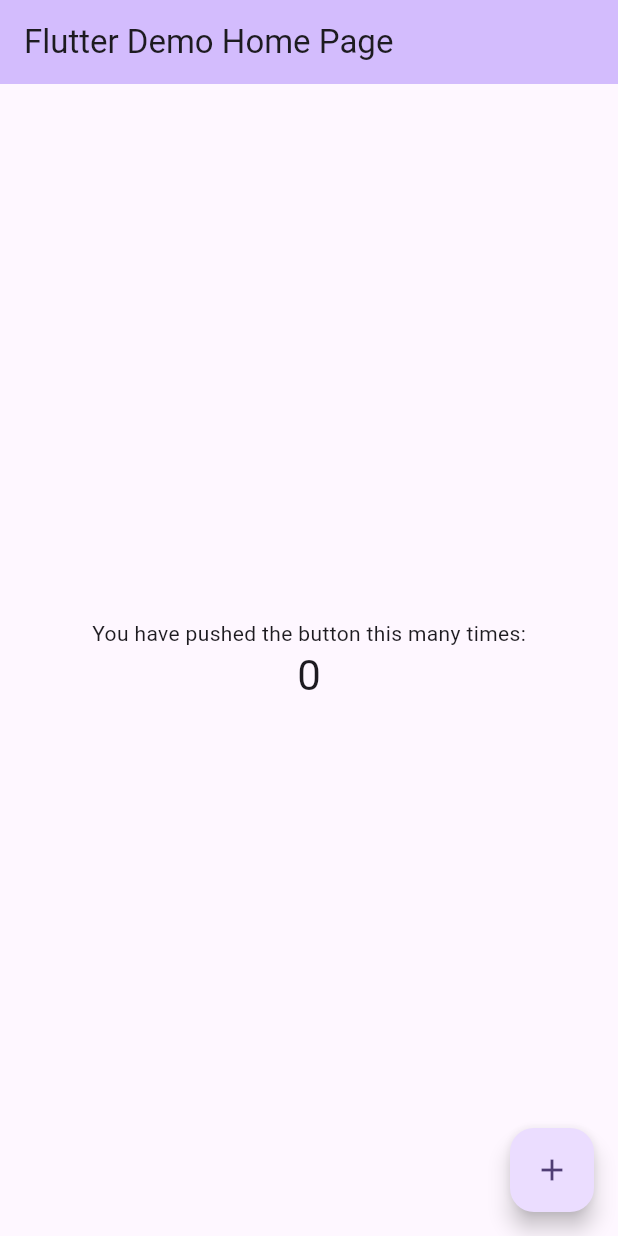
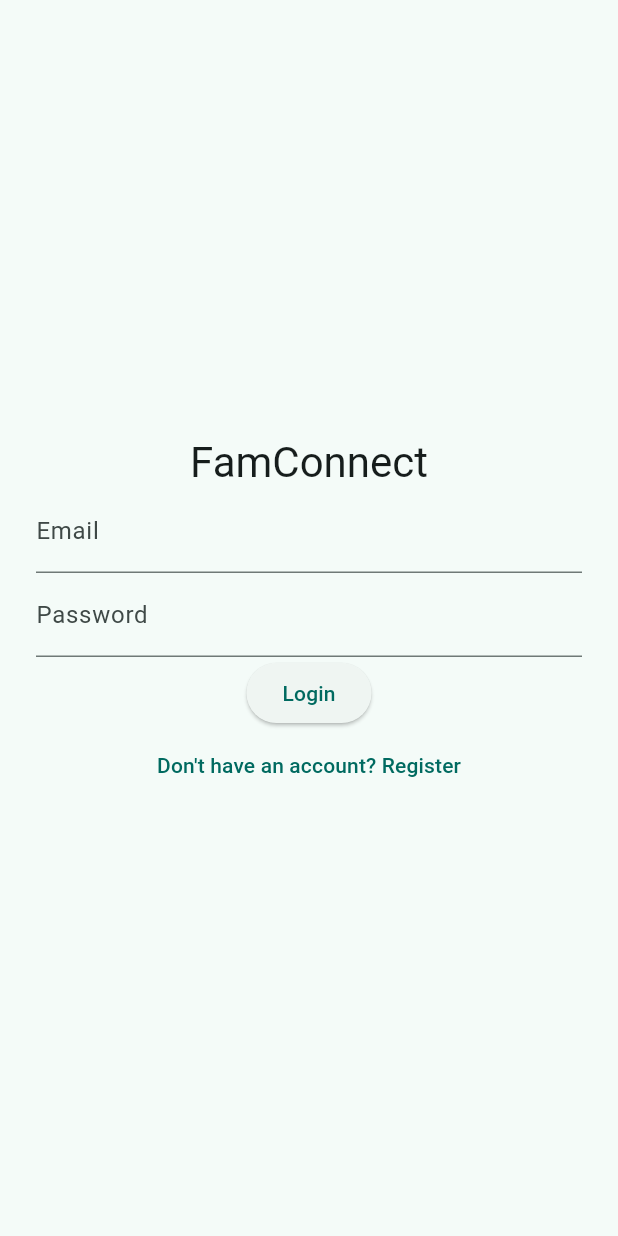
Before and after one commit to PoramaChowdhury/famconnect, a Flutter app: the screen it shows after launch, on a phone screen of 412 x 824 dp. Run offline on Flutter 3.47's test engine with Material 3 defaults, Android fonts, the phone set to English and light mode, and no system bars; our stand-ins replace cloud_firestore, firebase_auth, firebase_core; accounts and stored records are empty.

```diff
--- a/lib/main.dart
+++ b/lib/main.dart
@@ -1,122 +1,25 @@
+import 'package:famconnect/service/auth_service.dart';
+import 'package:firebase_core/firebase_core.dart';
 import 'package:flutter/material.dart';
 
-void main() {
-  runApp(const MyApp());
+
+void main() async {
+  WidgetsFlutterBinding.ensureInitialized();
+  await Firebase.initializeApp();
+  runApp(FamConnectApp());
 }
 
-class MyApp extends StatelessWidget {
-  const MyApp({super.key});
-
-  // This widget is the root of your application.
+class FamConnectApp extends StatelessWidget {
   @override
   Widget build(BuildContext context) {
     return MaterialApp(
-      title: 'Flutter Demo',
+      debugShowCheckedModeBanner: false,
+      title: 'FamConnect',
       theme: ThemeData(
-        // This is the theme of your application.
-        //
-        // TRY THIS: Try running your application with "flutter run". You'll see
-        // the application has a purple toolbar. Then, without quitting the app,
-        // try changing the seedColor in the colorScheme below to Colors.green
-        // and then invoke "hot reload" (save your changes or press the "hot
-        // reload" button in a Flutter-supported IDE, or press "r" if you used
-        // the command line to start the app).
-        //
-        // Notice that the counter didn't reset back to zero; the application
-        // state is not lost during the reload. To reset the state, use hot
-        // restart instead.
-        //
-        // This works for code too, not just values: Most code changes can be
-        // tested with just a hot reload.
-        colorScheme: ColorScheme.fromSeed(seedColor: Colors.deepPurple),
+        colorScheme: ColorScheme.fromSeed(seedColor: Colors.teal),
+        useMaterial3: true,
       ),
-      home: const MyHomePage(title: 'Flutter Demo Home Page'),
+      home: AuthService().handleAuthState(),
     );
   }
 }
-
-class MyHomePage extends StatefulWidget {
-  const MyHomePage({super.key, required this.title});
-
-  // This widget is the home page of your application. It is stateful, meaning
-  // that it has a State object (defined below) that contains fields that affect
-  // how it looks.
-
-  // This class is the configuration for the state. It holds the values (in this
-  // case the title) provided by the parent (in this case the App widget) and
-  // used by the build method of the State. Fields in a Widget subclass are
-  // always marked "final".
-
-  final String title;
-
-  @override
-  State<MyHomePage> createState() => _MyHomePageState();
-}
-
-class _MyHomePageState extends State<MyHomePage> {
-  int _counter = 0;
-
-  void _incrementCounter() {
-    setState(() {
-      // This call to setState tells the Flutter framework that something has
-      // changed in this State, which causes it to rerun the build method below
-      // so that the display can reflect the updated values. If we changed
-      // _counter without calling setState(), then the build method would not be
-      // called again, and so nothing would appear to happen.
-      _counter++;
-    });
-  }
-
-  @override
-  Widget build(BuildContext context) {
-    // This method is rerun every time setState is called, for instance as done
-    // by the _incrementCounter method above.
-    //
-    // The Flutter framework has been optimized to make rerunning build methods
-    // fast, so that you can just rebuild anything that needs updating rather
-    // than having to individually change instances of widgets.
-    return Scaffold(
-      appBar: AppBar(
-        // TRY THIS: Try changing the color here to a specific color (to
-        // Colors.amber, perhaps?) and trigger a hot reload to see the AppBar
-        // change color while the other colors stay the same.
-        backgroundColor: Theme.of(context).colorScheme.inversePrimary,
-        // Here we take the value from the MyHomePage object that was created by
-        // the App.build method, and use it to set our appbar title.
-        title: Text(widget.title),
-      ),
-      body: Center(
-        // Center is a layout widget. It takes a single child and positions it
-        // in the middle of the parent.
-        child: Column(
-          // Column is also a layout widget. It takes a list of children and
-          // arranges them vertically. By default, it sizes itself to fit its
-          // children horizontally, and tries to be as tall as its parent.
-          //
-          // Column has various properties to control how it sizes itself and
-          // how it positions its children. Here we use mainAxisAlignment to
-          // center the children vertically; the main axis here is the vertical
-          // axis because Columns are vertical (the cross axis would be
-          // horizontal).
-          //
-          // TRY THIS: Invoke "debug painting" (choose the "Toggle Debug Paint"
-          // action in the IDE, or press "p" in the console), to see the
-          // wireframe for each widget.
-          mainAxisAlignment: MainAxisAlignment.center,
-          children: <Widget>[
-            const Text('You have pushed the button this many times:'),
-            Text(
-              '$_counter',
-              style: Theme.of(context).textTheme.headlineMedium,
-            ),
-          ],
-        ),
-      ),
-      floatingActionButton: FloatingActionButton(
-        onPressed: _incrementCounter,
-        tooltip: 'Increment',
-        child: const Icon(Icons.add),
-      ), // This trailing comma makes auto-formatting nicer for build methods.
-    );
-  }
-}
--- /dev/null
+++ b/lib/screens/login_screen.dart
@@ -0,0 +1,52 @@
+import 'package:flutter/material.dart';
+import 'package:firebase_auth/firebase_auth.dart';
+import 'register_screen.dart';
+
+class LoginScreen extends StatelessWidget {
+  final emailController = TextEditingController();
+  final passwordController = TextEditingController();
+
+  Future<void> signIn(BuildContext context) async {
+    try {
+      await FirebaseAuth.instance.signInWithEmailAndPassword(
+        email: emailController.text.trim(),
+        password: passwordController.text.trim(),
+      );
+    } catch (e) {
+      ScaffoldMessenger.of(context).showSnackBar(SnackBar(content: Text("Login failed")));
+    }
+  }
+
+  @override
+  Widget build(BuildContext context) {
+    return Scaffold(
+      body: Padding(
+        padding: const EdgeInsets.all(24),
+        child: Column(
+          mainAxisAlignment: MainAxisAlignment.center,
+          children: [
+            Text('FamConnect', style: Theme.of(context).textTheme.headlineMedium),
+            TextField(
+              controller: emailController,
+              decoration: InputDecoration(labelText: 'Email'),
+            ),
+            TextField(
+              controller: passwordController,
+              decoration: InputDecoration(labelText: 'Password'),
+              obscureText: true,
+            ),
+            ElevatedButton(
+              onPressed: () => signIn(context),
+              child: Text('Login'),
+            ),
+            TextButton(
+              onPressed: () => Navigator.push(context,
+                  MaterialPageRoute(builder: (_) => RegisterScreen())),
+              child: Text("Don't have an account? Register"),
+            )
+          ],
+        ),
+      ),
+    );
+  }
+}
--- /dev/null
+++ b/lib/screens/register_screen.dart
@@ -0,0 +1,54 @@
+import 'package:flutter/material.dart';
+import 'package:firebase_auth/firebase_auth.dart';
+import 'package:cloud_firestore/cloud_firestore.dart';
+
+class RegisterScreen extends StatelessWidget {
+  final emailController = TextEditingController();
+  final passwordController = TextEditingController();
+  final nameController = TextEditingController();
+  final scheduleController = TextEditingController();
+
+  Future<void> register(BuildContext context) async {
+    try {
+      final userCredential = await FirebaseAuth.instance
+          .createUserWithEmailAndPassword(
+        email: emailController.text.trim(),
+        password: passwordController.text.trim(),
+      );
+
+      // Store user data in Firestore
+      await FirebaseFirestore.instance
+          .collection('users')
+          .doc(userCredential.user!.uid)
+          .set({
+        'name': nameController.text.trim(),
+        'schedule': scheduleController.text.trim(),
+        'email': emailController.text.trim(),
+      });
+
+      Navigator.pop(context); // return to login
+    } catch (e) {
+      ScaffoldMessenger.of(context).showSnackBar(SnackBar(content: Text("Registration failed")));
+    }
+  }
+
+  @override
+  Widget build(BuildContext context) {
+    return Scaffold(
+      appBar: AppBar(title: Text('Register')),
+      body: Padding(
+        padding: const EdgeInsets.all(24),
+        child: Column(
+          children: [
+            TextField(controller: nameController, decoration: InputDecoration(labelText: 'Full Name')),
+            TextField(controller: scheduleController, decoration: InputDecoration(labelText: 'Work Schedule')),
+            TextField(controller: emailController, decoration: InputDecoration(labelText: 'Email')),
+            TextField(controller: passwordController, decoration: InputDecoration(labelText: 'Password'), obscureText: true),
+            SizedBox(height: 16),
+            ElevatedButton(onPressed: () => register(context), child: Text('Register'))
+          ],
+        ),
+      ),
+    );
+  }
+}
--- /dev/null
+++ b/lib/service/auth_service.dart
@@ -0,0 +1,25 @@
+import 'package:firebase_auth/firebase_auth.dart';
+import 'package:flutter/material.dart';
+import '../screens/home_screen.dart';
+import '../screens/login_screen.dart';
+
+class AuthService {
+  // auth state changes
+  handleAuthState() {
+    return StreamBuilder<User?>(
+      stream: FirebaseAuth.instance.authStateChanges(),
+      builder: (context, snapshot) {
+        if (snapshot.hasData) {
+          return HomeScreen();
+        } else {
+          return LoginScreen();
+        }
+      },
+    );
+  }
+
+  // sign out
+  signOut() async {
+    await FirebaseAuth.instance.signOut();
+  }
+}
```
Also changed, not shown: lib/screens/home_screen.dart (added, +40 -0 lines), lib/screens/profile_screen.dart (added, +99 -0 lines).
